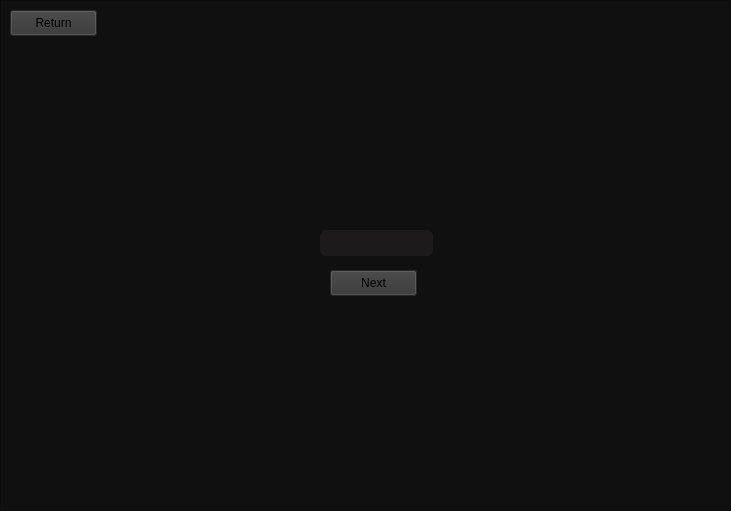
Walter0b/Projector_remote_control, file mainwindow.ui: the form before one commit.
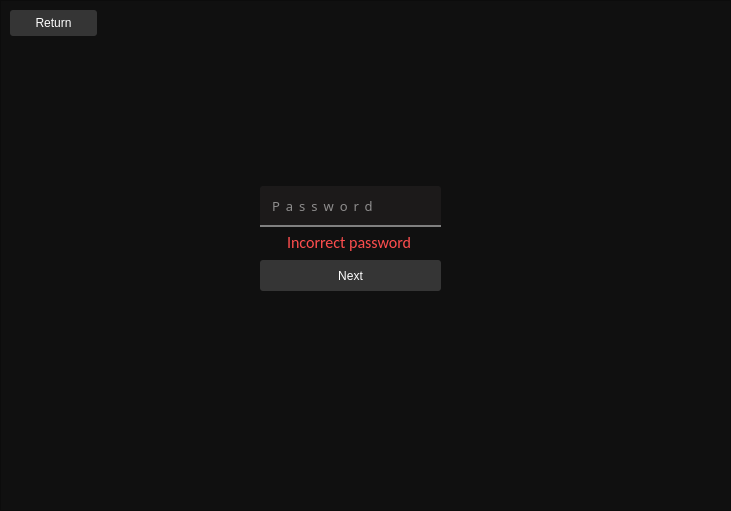
The form after the commit. The open tabs and pages were chosen to show the change. Icons and pictures are not drawn.

Commit message: modified the UI and added stackedWidget animation

```diff
--- a/mainwindow.ui
+++ b/mainwindow.ui
@@ -1916,7 +1916,10 @@
         </rect>
        </property>
        <property name="styleSheet">
-        <string notr="true">background-color: rgb(53, 53, 53);</string>
+        <string notr="true">background-color: rgb(53, 53, 53);
+color: #fff;
+border: none;
+border-radius: 3px;</string>
        </property>
        <property name="text">
         <string>Return</string>
@@ -1925,14 +1928,17 @@
       <widget class="QPushButton" name="pushButton_14">
        <property name="geometry">
         <rect>
-         <x>330</x>
-         <y>270</y>
-         <width>87</width>
-         <height>26</height>
+         <x>260</x>
+         <y>260</y>
+         <width>181</width>
+         <height>31</height>
         </rect>
        </property>
        <property name="styleSheet">
-        <string notr="true">background-color: rgb(53, 53, 53);</string>
+        <string notr="true">background-color: rgb(53, 53, 53);
+color: #fff;
+border: none;
+border-radius: 3px;</string>
        </property>
        <property name="text">
         <string>Next</string>
@@ -1941,49 +1947,77 @@
       <widget class="QLineEdit" name="password_lineEdit">
        <property name="geometry">
         <rect>
-         <x>320</x>
-         <y>230</y>
-         <width>113</width>
-         <height>26</height>
+         <x>260</x>
+         <y>186</y>
+         <width>181</width>
+         <height>41</height>
         </rect>
        </property>
+       <property name="font">
+        <font>
+         <family>Poppins</family>
+         <pointsize>-1</pointsize>
+         <bold>false</bold>
+         <underline>false</underline>
+         <kerning>true</kerning>
+        </font>
+       </property>
+       <property name="toolTip">
+        <string>&lt;html&gt;&lt;head/&gt;&lt;body&gt;&lt;p align=&quot;center&quot;&gt;&lt;br/&gt;&lt;/p&gt;&lt;/body&gt;&lt;/html&gt;</string>
+       </property>
        <property name="styleSheet">
-        <string notr="true">letter-spacing: 10px;
-margin-right:20px;
-display:fix;
-    margin: 0;
-    padding: 0;
-    box-sizing: border-box;
-   font-family: 'Poppins', sans-serif;
-    display: flex;
-    align-items: center;
-    padding: 0 10px ;
-    
-    position: relative;
-    width: 100%;
-
-    border-radius: 6px;
-    position: relative;
-    position: absolute;
-    outline: none;
-    border-radius: 6px;
-
-    transition: all 0.2s linear;
-    position: absolute;
-    top: 50%;
-    transform: translateY(-50%);
-    transition: all 0.2s linear;
-    left: 15px;
-    font-size: 16px;
-    font-weight: 400;
+        <string notr="true">letter-spacing: 6px;
+font-family: 'Poppins', sans-serif;
+padding: 0px 10px ;  
+outline: none;
+border-top-left-radius: 3px;
+border-top-right-radius: 3px;
+transition: all 0.5s ease-in-out;
+font-size: 13px;
+font-weight: 200;
 background-color:rgb(28, 26, 26);
-    font-size: 20px;</string>
+text-align: center;
+color: #fff;
+border-bottom: 2px solid gray;</string>
        </property>
        <property name="text">
         <string/>
        </property>
        <property name="echoMode">
         <enum>QLineEdit::Password</enum>
+       </property>
+       <property name="placeholderText">
+        <string>Password</string>
+       </property>
+       <property name="cursorMoveStyle">
+        <enum>Qt::LogicalMoveStyle</enum>
+       </property>
+       <property name="clearButtonEnabled">
+        <bool>true</bool>
+       </property>
+      </widget>
+      <widget class="QLabel" name="incorrect_password">
+       <property name="geometry">
+        <rect>
+         <x>287</x>
+         <y>232</y>
+         <width>131</width>
+         <height>20</height>
+        </rect>
+       </property>
+       <property name="font">
+        <font>
+         <family>Calibri</family>
+         <pointsize>12</pointsize>
+        </font>
+       </property>
+       <property name="styleSheet">
+        <string notr="true">color: #FE4D4D;
+
+</string>
+       </property>
+       <property name="text">
+        <string>Incorrect password</string>
        </property>
       </widget>
      </widget>
```
Left out of the diff: 15 changed lines with no effect on the pictures. The commit also changes 7 other files.
